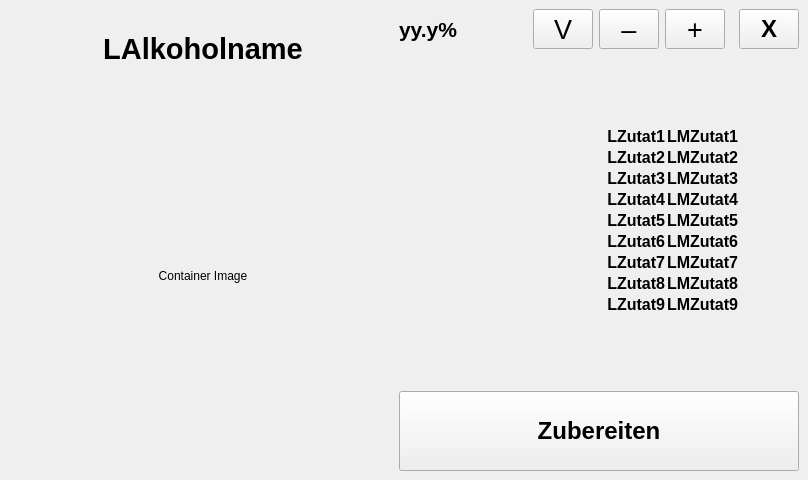
Qt form src/ui_elements/cocktail_selection.ui (AndreWohnsland/CocktailBerry) before a commit.
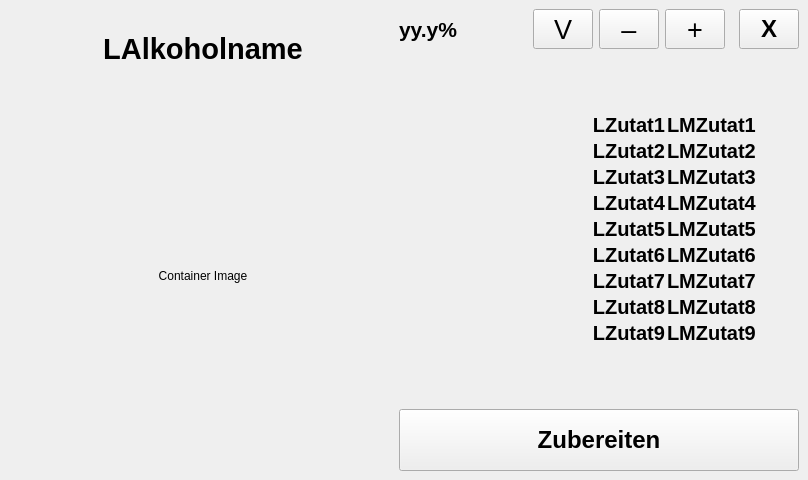
The same form after that commit.

Commit message: optimize cocktail selection layout

What changed in the file:
```diff
--- a/src/ui_elements/cocktail_selection.ui
+++ b/src/ui_elements/cocktail_selection.ui
@@ -129,168 +129,7 @@
       </layout>
      </item>
      <item>
-      <layout class="QGridLayout" name="layout_info_side">
-       <item row="3" column="2">
-        <layout class="QHBoxLayout" name="container_prepare_button">
-         <item>
-          <widget class="QPushButton" name="prepare_button">
-           <property name="minimumSize">
-            <size>
-             <width>400</width>
-             <height>60</height>
-            </size>
-           </property>
-           <property name="maximumSize">
-            <size>
-             <width>1000</width>
-             <height>80</height>
-            </size>
-           </property>
-           <property name="font">
-            <font>
-             <pointsize>18</pointsize>
-             <bold>true</bold>
-            </font>
-           </property>
-           <property name="styleSheet">
-            <string notr="true"/>
-           </property>
-           <property name="text">
-            <string>Zubereiten</string>
-           </property>
-           <property name="cssClass" stdset="0">
-            <string>btn-inverted mr ml round</string>
-           </property>
-          </widget>
-         </item>
-        </layout>
-       </item>
-       <item row="1" column="2" rowspan="2">
-        <layout class="QGridLayout" name="gridLayout_5">
-         <property name="leftMargin">
-          <number>0</number>
-         </property>
-         <property name="rightMargin">
-          <number>0</number>
-         </property>
-         <item row="2" column="0">
-          <spacer name="verticalSpacer">
-           <property name="orientation">
-            <enum>Qt::Vertical</enum>
-           </property>
-           <property name="sizeType">
-            <enum>QSizePolicy::Expanding</enum>
-           </property>
-           <property name="sizeHint" stdset="0">
-            <size>
-             <width>20</width>
-             <height>5</height>
-            </size>
-           </property>
-          </spacer>
-         </item>
-         <item row="5" column="2">
-          <widget class="QLabel" name="LMZutat2">
-           <property name="maximumSize">
-            <size>
-             <width>400</width>
-             <height>80</height>
-            </size>
-           </property>
-           <property name="font">
-            <font>
-             <pointsize>12</pointsize>
-             <bold>true</bold>
-            </font>
-           </property>
-           <property name="text">
-            <string>LMZutat2</string>
-           </property>
-           <property name="cssClass" stdset="0">
-            <string>secondary bold</string>
-           </property>
-          </widget>
-         </item>
-         <item row="11" column="2">
-          <widget class="QLabel" name="LMZutat8">
-           <property name="maximumSize">
-            <size>
-             <width>400</width>
-             <height>80</height>
-            </size>
-           </property>
-           <property name="font">
-            <font>
-             <pointsize>12</pointsize>
-             <bold>true</bold>
-            </font>
-           </property>
-           <property name="text">
-            <string>LMZutat8</string>
-           </property>
-           <property name="cssClass" stdset="0">
-            <string>secondary bold</string>
-           </property>
-          </widget>
-         </item>
-         <item row="9" column="0" colspan="2">
-          <widget class="QLabel" name="LZutat6">
-           <property name="maximumSize">
-            <size>
-             <width>400</width>
-             <height>80</height>
-            </size>
-           </property>
-           <property name="font">
-            <font>
-             <pointsize>12</pointsize>
-             <bold>true</bold>
-            </font>
-           </property>
-           <property name="layoutDirection">
-            <enum>Qt::LeftToRight</enum>
-           </property>
-           <property name="text">
-            <string>LZutat6</string>
-           </property>
-           <property name="alignment">
-            <set>Qt::AlignRight|Qt::AlignTrailing|Qt::AlignVCenter</set>
-           </property>
-           <property name="cssClass" stdset="0">
-            <string>bold</string>
-           </property>
-          </widget>
-         </item>
-         <item row="6" column="0" colspan="2">
-          <widget class="QLabel" name="LZutat3">
-           <property name="maximumSize">
-            <size>
-             <width>400</width>
-             <height>80</height>
-            </size>
-           </property>
-           <property name="font">
-            <font>
-             <pointsize>12</pointsize>
-             <bold>true</bold>
-            </font>
-           </property>
-           <property name="layoutDirection">
-            <enum>Qt::LeftToRight</enum>
-           </property>
-           <property name="text">
-            <string>LZutat3</string>
-           </property>
-           <property name="alignment">
-            <set>Qt::AlignRight|Qt::AlignTrailing|Qt::AlignVCenter</set>
-           </property>
-           <property name="cssClass" stdset="0">
-            <string>bold</string>
-           </property>
-          </widget>
-         </item>
-         <item row="1" column="0" colspan="3">
-          <layout class="QHBoxLayout" name="horizontalLayout_3">
+      <layout class="QVBoxLayout" name="layout_info_side">
            <item>
             <layout class="QHBoxLayout" name="horizontalLayout_6">
              <property name="spacing">
@@ -482,19 +321,38 @@
              </item>
             </layout>
            </item>
-          </layout>
-         </item>
-         <item row="10" column="0" colspan="2">
-          <widget class="QLabel" name="LZutat7">
+       <item>
+        <spacer name="verticalSpacer_2">
+         <property name="orientation">
+          <enum>Qt::Vertical</enum>
+         </property>
+         <property name="sizeHint" stdset="0">
+          <size>
+           <width>20</width>
+           <height>5</height>
+          </size>
+         </property>
+        </spacer>
+       </item>
+       <item>
+        <layout class="QGridLayout" name="gridLayout_5">
+         <property name="leftMargin">
+          <number>0</number>
+         </property>
+         <property name="rightMargin">
+          <number>0</number>
+         </property>
+         <item row="6" column="0" colspan="2">
+          <widget class="QLabel" name="LZutat4">
            <property name="maximumSize">
             <size>
              <width>400</width>
-             <height>80</height>
+             <height>100</height>
             </size>
            </property>
            <property name="font">
             <font>
-             <pointsize>12</pointsize>
+             <pointsize>15</pointsize>
              <bold>true</bold>
             </font>
            </property>
@@ -502,7 +360,7 @@
             <enum>Qt::LeftToRight</enum>
            </property>
            <property name="text">
-            <string>LZutat7</string>
+            <string>LZutat4</string>
            </property>
            <property name="alignment">
             <set>Qt::AlignRight|Qt::AlignTrailing|Qt::AlignVCenter</set>
@@ -513,43 +371,49 @@
           </widget>
          </item>
          <item row="10" column="2">
-          <widget class="QLabel" name="LMZutat7">
+          <widget class="QLabel" name="LMZutat8">
            <property name="maximumSize">
             <size>
              <width>400</width>
-             <height>80</height>
+             <height>100</height>
             </size>
            </property>
            <property name="font">
             <font>
-             <pointsize>12</pointsize>
+             <pointsize>15</pointsize>
              <bold>true</bold>
             </font>
            </property>
            <property name="text">
-            <string>LMZutat7</string>
+            <string>LMZutat8</string>
            </property>
            <property name="cssClass" stdset="0">
             <string>secondary bold</string>
            </property>
           </widget>
          </item>
-         <item row="12" column="2">
-          <widget class="QLabel" name="LMZutat9">
+         <item row="3" column="0" colspan="2">
+          <widget class="QLabel" name="LZutat1">
            <property name="maximumSize">
             <size>
              <width>400</width>
-             <height>80</height>
+             <height>100</height>
             </size>
            </property>
            <property name="font">
             <font>
-             <pointsize>12</pointsize>
+             <pointsize>15</pointsize>
              <bold>true</bold>
             </font>
            </property>
+           <property name="layoutDirection">
+            <enum>Qt::LeftToRight</enum>
+           </property>
            <property name="text">
-            <string>LMZutat9</string>
+            <string>LZutat1</string>
+           </property>
+           <property name="alignment">
+            <set>Qt::AlignRight|Qt::AlignTrailing|Qt::AlignVCenter</set>
            </property>
            <property name="cssClass" stdset="0">
             <string>secondary bold</string>
@@ -557,16 +421,66 @@
           </widget>
          </item>
          <item row="8" column="2">
+          <widget class="QLabel" name="LMZutat6">
+           <property name="maximumSize">
+            <size>
+             <width>400</width>
+             <height>100</height>
+            </size>
+           </property>
+           <property name="font">
+            <font>
+             <pointsize>15</pointsize>
+             <bold>true</bold>
+            </font>
+           </property>
+           <property name="text">
+            <string>LMZutat6</string>
+           </property>
+           <property name="cssClass" stdset="0">
+            <string>secondary bold</string>
+           </property>
+          </widget>
+         </item>
+         <item row="8" column="0" colspan="2">
+          <widget class="QLabel" name="LZutat6">
+           <property name="maximumSize">
+            <size>
+             <width>400</width>
+             <height>100</height>
+            </size>
+           </property>
+           <property name="font">
+            <font>
+             <pointsize>15</pointsize>
+             <bold>true</bold>
+            </font>
+           </property>
+           <property name="layoutDirection">
+            <enum>Qt::LeftToRight</enum>
+           </property>
+           <property name="text">
+            <string>LZutat6</string>
+           </property>
+           <property name="alignment">
+            <set>Qt::AlignRight|Qt::AlignTrailing|Qt::AlignVCenter</set>
+           </property>
+           <property name="cssClass" stdset="0">
+            <string>bold</string>
+           </property>
+          </widget>
+         </item>
+         <item row="7" column="2">
           <widget class="QLabel" name="LMZutat5">
            <property name="maximumSize">
             <size>
              <width>400</width>
-             <height>80</height>
+             <height>100</height>
             </size>
            </property>
            <property name="font">
             <font>
-             <pointsize>12</pointsize>
+             <pointsize>15</pointsize>
              <bold>true</bold>
             </font>
            </property>
@@ -578,95 +492,39 @@
            </property>
           </widget>
          </item>
-         <item row="6" column="2">
-          <widget class="QLabel" name="LMZutat3">
+         <item row="11" column="2">
+          <widget class="QLabel" name="LMZutat9">
            <property name="maximumSize">
             <size>
              <width>400</width>
-             <height>80</height>
+             <height>100</height>
             </size>
            </property>
            <property name="font">
             <font>
-             <pointsize>12</pointsize>
+             <pointsize>15</pointsize>
              <bold>true</bold>
             </font>
            </property>
            <property name="text">
-            <string>LMZutat3</string>
+            <string>LMZutat9</string>
            </property>
            <property name="cssClass" stdset="0">
             <string>secondary bold</string>
            </property>
           </widget>
          </item>
-         <item row="11" column="0" colspan="2">
-          <widget class="QLabel" name="LZutat8">
-           <property name="maximumSize">
-            <size>
-             <width>400</width>
-             <height>80</height>
-            </size>
-           </property>
-           <property name="font">
-            <font>
-             <pointsize>12</pointsize>
-             <bold>true</bold>
-            </font>
-           </property>
-           <property name="layoutDirection">
-            <enum>Qt::LeftToRight</enum>
-           </property>
-           <property name="text">
-            <string>LZutat8</string>
-           </property>
-           <property name="alignment">
-            <set>Qt::AlignRight|Qt::AlignTrailing|Qt::AlignVCenter</set>
-           </property>
-           <property name="cssClass" stdset="0">
-            <string>bold</string>
-           </property>
-          </widget>
-         </item>
          <item row="4" column="0" colspan="2">
-          <widget class="QLabel" name="LZutat1">
-           <property name="maximumSize">
-            <size>
-             <width>400</width>
-             <height>80</height>
-            </size>
-           </property>
-           <property name="font">
-            <font>
-             <pointsize>12</pointsize>
-             <bold>true</bold>
-            </font>
-           </property>
-           <property name="layoutDirection">
-            <enum>Qt::LeftToRight</enum>
-           </property>
-           <property name="text">
-            <string>LZutat1</string>
-           </property>
-           <property name="alignment">
-            <set>Qt::AlignRight|Qt::AlignTrailing|Qt::AlignVCenter</set>
-           </property>
-           <property name="cssClass" stdset="0">
-            <string>bold</string>
-           </property>
-          </widget>
-         </item>
-         <item row="5" column="0" colspan="2">
           <widget class="QLabel" name="LZutat2">
            <property name="maximumSize">
             <size>
              <width>400</width>
-             <height>80</height>
+             <height>100</height>
             </size>
            </property>
            <property name="font">
             <font>
-             <pointsize>12</pointsize>
+             <pointsize>15</pointsize>
              <bold>true</bold>
             </font>
            </property>
@@ -684,103 +542,17 @@
            </property>
           </widget>
          </item>
-         <item row="9" column="2">
-          <widget class="QLabel" name="LMZutat6">
-           <property name="maximumSize">
-            <size>
-             <width>400</width>
-             <height>80</height>
-            </size>
-           </property>
-           <property name="font">
-            <font>
-             <pointsize>12</pointsize>
-             <bold>true</bold>
-            </font>
-           </property>
-           <property name="text">
-            <string>LMZutat6</string>
-           </property>
-           <property name="cssClass" stdset="0">
-            <string>secondary bold</string>
-           </property>
-          </widget>
-         </item>
-         <item row="4" column="2">
-          <widget class="QLabel" name="LMZutat1">
-           <property name="maximumSize">
-            <size>
-             <width>400</width>
-             <height>80</height>
-            </size>
-           </property>
-           <property name="font">
-            <font>
-             <pointsize>12</pointsize>
-             <bold>true</bold>
-             <kerning>false</kerning>
-            </font>
-           </property>
-           <property name="text">
-            <string>LMZutat1</string>
-           </property>
-           <property name="cssClass" stdset="0">
-            <string>secondary bold</string>
-           </property>
-          </widget>
-         </item>
          <item row="7" column="0" colspan="2">
-          <widget class="QLabel" name="LZutat4">
-           <property name="maximumSize">
-            <size>
-             <width>400</width>
-             <height>80</height>
-            </size>
-           </property>
-           <property name="font">
-            <font>
-             <pointsize>12</pointsize>
-             <bold>true</bold>
-            </font>
-           </property>
-           <property name="layoutDirection">
-            <enum>Qt::LeftToRight</enum>
-           </property>
-           <property name="text">
-            <string>LZutat4</string>
-           </property>
-           <property name="alignment">
-            <set>Qt::AlignRight|Qt::AlignTrailing|Qt::AlignVCenter</set>
-           </property>
-           <property name="cssClass" stdset="0">
-            <string>bold</string>
-           </property>
-          </widget>
-         </item>
-         <item row="13" column="0">
-          <spacer name="verticalSpacer_2">
-           <property name="orientation">
-            <enum>Qt::Vertical</enum>
-           </property>
-           <property name="sizeHint" stdset="0">
-            <size>
-             <width>20</width>
-             <height>5</height>
-            </size>
-           </property>
-          </spacer>
-         </item>
-         <item row="8" column="0" colspan="2">
           <widget class="QLabel" name="LZutat5">
            <property name="maximumSize">
             <size>
              <width>400</width>
-             <height>80</height>
+             <height>100</height>
             </size>
            </property>
            <property name="font">
             <font>
-             <pointsize>12</pointsize>
+             <pointsize>15</pointsize>
              <bold>true</bold>
             </font>
            </property>
@@ -798,17 +570,39 @@
            </property>
           </widget>
          </item>
-         <item row="12" column="0" colspan="2">
+         <item row="9" column="2">
+          <widget class="QLabel" name="LMZutat7">
+           <property name="maximumSize">
+            <size>
+             <width>400</width>
+             <height>100</height>
+            </size>
+           </property>
+           <property name="font">
+            <font>
+             <pointsize>15</pointsize>
+             <bold>true</bold>
+            </font>
+           </property>
+           <property name="text">
+            <string>LMZutat7</string>
+           </property>
+           <property name="cssClass" stdset="0">
+            <string>secondary bold</string>
+           </property>
+          </widget>
+         </item>
+         <item row="11" column="0" colspan="2">
           <widget class="QLabel" name="LZutat9">
            <property name="maximumSize">
             <size>
              <width>400</width>
-             <height>80</height>
+             <height>100</height>
             </size>
            </property>
            <property name="font">
             <font>
-             <pointsize>12</pointsize>
+             <pointsize>15</pointsize>
              <bold>true</bold>
             </font>
            </property>
@@ -826,17 +620,95 @@
            </property>
           </widget>
          </item>
-         <item row="7" column="2">
+         <item row="5" column="0" colspan="2">
+          <widget class="QLabel" name="LZutat3">
+           <property name="maximumSize">
+            <size>
+             <width>400</width>
+             <height>100</height>
+            </size>
+           </property>
+           <property name="font">
+            <font>
+             <pointsize>15</pointsize>
+             <bold>true</bold>
+            </font>
+           </property>
+           <property name="layoutDirection">
+            <enum>Qt::LeftToRight</enum>
+           </property>
+           <property name="text">
+            <string>LZutat3</string>
+           </property>
+           <property name="alignment">
+            <set>Qt::AlignRight|Qt::AlignTrailing|Qt::AlignVCenter</set>
+           </property>
+           <property name="cssClass" stdset="0">
+            <string>bold</string>
+           </property>
+          </widget>
+         </item>
+         <item row="4" column="2">
+          <widget class="QLabel" name="LMZutat2">
+           <property name="maximumSize">
+            <size>
+             <width>400</width>
+             <height>100</height>
+            </size>
+           </property>
+           <property name="font">
+            <font>
+             <pointsize>15</pointsize>
+             <bold>true</bold>
+            </font>
+           </property>
+           <property name="text">
+            <string>LMZutat2</string>
+           </property>
+           <property name="cssClass" stdset="0">
+            <string>secondary bold</string>
+           </property>
+          </widget>
+         </item>
+         <item row="10" column="0" colspan="2">
+          <widget class="QLabel" name="LZutat8">
+           <property name="maximumSize">
+            <size>
+             <width>400</width>
+             <height>100</height>
+            </size>
+           </property>
+           <property name="font">
+            <font>
+             <pointsize>15</pointsize>
+             <bold>true</bold>
+            </font>
+           </property>
+           <property name="layoutDirection">
+            <enum>Qt::LeftToRight</enum>
+           </property>
+           <property name="text">
+            <string>LZutat8</string>
+           </property>
+           <property name="alignment">
+            <set>Qt::AlignRight|Qt::AlignTrailing|Qt::AlignVCenter</set>
+           </property>
+           <property name="cssClass" stdset="0">
+            <string>bold</string>
+           </property>
+          </widget>
+         </item>
+         <item row="6" column="2">
           <widget class="QLabel" name="LMZutat4">
            <property name="maximumSize">
             <size>
              <width>400</width>
-             <height>80</height>
+             <height>100</height>
             </size>
            </property>
            <property name="font">
             <font>
-             <pointsize>12</pointsize>
+             <pointsize>15</pointsize>
              <bold>true</bold>
             </font>
            </property>
@@ -845,6 +717,136 @@
            </property>
            <property name="cssClass" stdset="0">
             <string>secondary bold</string>
+           </property>
+          </widget>
+         </item>
+         <item row="3" column="2">
+          <widget class="QLabel" name="LMZutat1">
+           <property name="maximumSize">
+            <size>
+             <width>400</width>
+             <height>100</height>
+            </size>
+           </property>
+           <property name="font">
+            <font>
+             <pointsize>15</pointsize>
+             <bold>true</bold>
+             <kerning>false</kerning>
+            </font>
+           </property>
+           <property name="text">
+            <string>LMZutat1</string>
+           </property>
+           <property name="cssClass" stdset="0">
+            <string>secondary bold</string>
+           </property>
+          </widget>
+         </item>
+         <item row="9" column="0" colspan="2">
+          <widget class="QLabel" name="LZutat7">
+           <property name="maximumSize">
+            <size>
+             <width>400</width>
+             <height>100</height>
+            </size>
+           </property>
+           <property name="font">
+            <font>
+             <pointsize>15</pointsize>
+             <bold>true</bold>
+            </font>
+           </property>
+           <property name="layoutDirection">
+            <enum>Qt::LeftToRight</enum>
+           </property>
+           <property name="text">
+            <string>LZutat7</string>
+           </property>
+           <property name="alignment">
+            <set>Qt::AlignRight|Qt::AlignTrailing|Qt::AlignVCenter</set>
+           </property>
+           <property name="cssClass" stdset="0">
+            <string>bold</string>
+           </property>
+          </widget>
+         </item>
+         <item row="5" column="2">
+          <widget class="QLabel" name="LMZutat3">
+           <property name="maximumSize">
+            <size>
+             <width>400</width>
+             <height>100</height>
+            </size>
+           </property>
+           <property name="font">
+            <font>
+             <pointsize>15</pointsize>
+             <bold>true</bold>
+            </font>
+           </property>
+           <property name="text">
+            <string>LMZutat3</string>
+           </property>
+           <property name="cssClass" stdset="0">
+            <string>secondary bold</string>
+           </property>
+          </widget>
+         </item>
+        </layout>
+       </item>
+       <item>
+        <spacer name="verticalSpacer">
+         <property name="orientation">
+          <enum>Qt::Vertical</enum>
+         </property>
+         <property name="sizeType">
+          <enum>QSizePolicy::Expanding</enum>
+         </property>
+         <property name="sizeHint" stdset="0">
+          <size>
+           <width>20</width>
+           <height>5</height>
+          </size>
+         </property>
+        </spacer>
+       </item>
+       <item>
+        <layout class="QHBoxLayout" name="container_prepare_button" stretch="0">
+         <item>
+          <widget class="QPushButton" name="prepare_button">
+           <property name="minimumSize">
+            <size>
+             <width>400</width>
+             <height>60</height>
+            </size>
+           </property>
+           <property name="maximumSize">
+            <size>
+             <width>1000</width>
+             <height>80</height>
+            </size>
+           </property>
+           <property name="sizePolicy">
+            <sizepolicy hsizetype="Expanding" vsizetype="Expanding">
+             <horstretch>0</horstretch>
+             <verstretch>0</verstretch>
+            </sizepolicy>
+           </property>
+           <property name="font">
+            <font>
+             <pointsize>18</pointsize>
+             <bold>true</bold>
+            </font>
+           </property>
+           <property name="styleSheet">
+            <string notr="true"/>
+           </property>
+           <property name="text">
+            <string>Zubereiten</string>
+           </property>
+           <property name="cssClass" stdset="0">
+            <string>btn-inverted mr ml round</string>
            </property>
           </widget>
          </item>
```
Left out of the diff: 4 changed lines with no effect on the pictures. Lines whose indentation alone changed are shown as unchanged. The commit also changes 3 other files.
